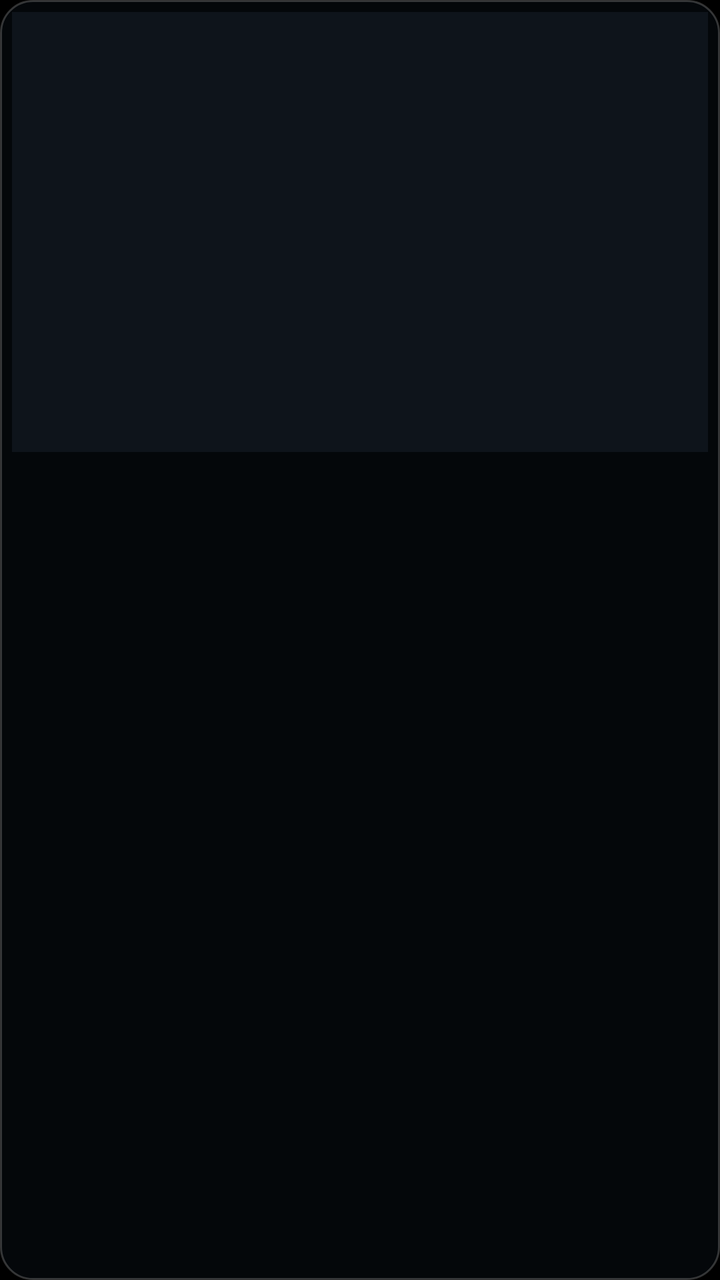
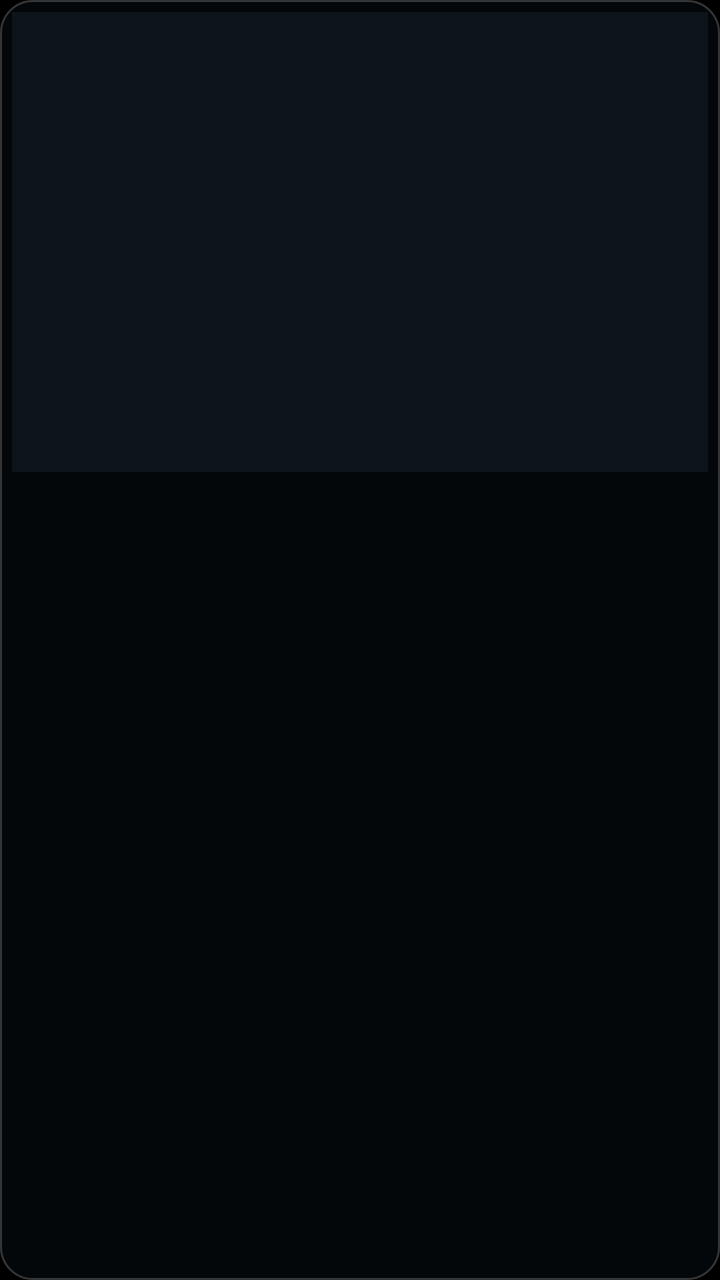

Screens rendered from an Android XML layout before and after an edit, with the pre-edit source and the edit as a unified diff.
<!-- AndroidManifest.xml: application theme Theme.Player -->
<!-- res/layout/item_poster.xml -->
<?xml version="1.0" encoding="utf-8"?>
<LinearLayout xmlns:android="http://schemas.android.com/apk/res/android"
    android:layout_width="match_parent"
    android:layout_height="wrap_content"
    android:orientation="vertical"
    android:padding="6dp"
    android:background="@drawable/card_bg"
    android:focusable="true">

    <ImageView
        android:id="@+id/poster"
        android:layout_width="match_parent"
        android:layout_height="220dp"
        android:scaleType="centerCrop"
        android:background="#0E141B"
        android:contentDescription="Cartaz" />

    <TextView
        android:id="@+id/poster_title"
        android:layout_width="match_parent"
        android:layout_height="wrap_content"
        android:layout_marginTop="6dp"
        android:maxLines="2"
        android:ellipsize="end"
        android:textColor="@color/card_text"
        android:textSize="13sp"
        android:gravity="center" />
</LinearLayout>
<!-- resources referenced by this layout -->
<resources>
  <!-- drawable card_bg (drawable) -->
  <?xml version="1.0" encoding="utf-8"?>
  <selector xmlns:android="http://schemas.android.com/apk/res/android">
      <item android:state_focused="true">
          <shape android:shape="rectangle">
              <solid android:color="#E62A3442" />
              <stroke android:width="3dp" android:color="#FF3DA9FC" />
              <corners android:radius="16dp" />
          </shape>
      </item>
      <item android:state_pressed="true">
          <shape android:shape="rectangle">
              <solid android:color="#FF3DA9FC" />
              <corners android:radius="16dp" />
          </shape>
      </item>
      <item>
          <shape android:shape="rectangle">
              <solid android:color="#4D101722" />
              <stroke android:width="1dp" android:color="#33FFFFFF" />
              <corners android:radius="16dp" />
          </shape>
      </item>
  </selector>
  <style name="Theme.Player" parent="Theme.AppCompat.NoActionBar">
          <item name="android:windowNoTitle">true</item>
          <item name="android:windowFullscreen">true</item>
          <item name="android:windowBackground">@android:color/black</item>
      </style>
</resources>

<!-- the commit's change to res/layout/item_poster.xml (unified diff, before → after) -->
@@ -5,12 +5,14 @@
     android:orientation="vertical"
     android:padding="6dp"
     android:background="@drawable/card_bg"
-    android:focusable="true">
+    android:defaultFocusHighlightEnabled="false"
+    android:focusable="true"
+    android:clickable="true">
 
     <ImageView
         android:id="@+id/poster"
         android:layout_width="match_parent"
-        android:layout_height="220dp"
+        android:layout_height="230dp"
         android:scaleType="centerCrop"
         android:background="#0E141B"
         android:contentDescription="Cartaz" />
@@ -20,9 +22,9 @@
         android:layout_width="match_parent"
         android:layout_height="wrap_content"
         android:layout_marginTop="6dp"
-        android:maxLines="2"
+        android:lines="2"
         android:ellipsize="end"
-        android:textColor="@color/card_text"
+        android:textColor="#FFFFFF"
         android:textSize="13sp"
         android:gravity="center" />
 </LinearLayout>
